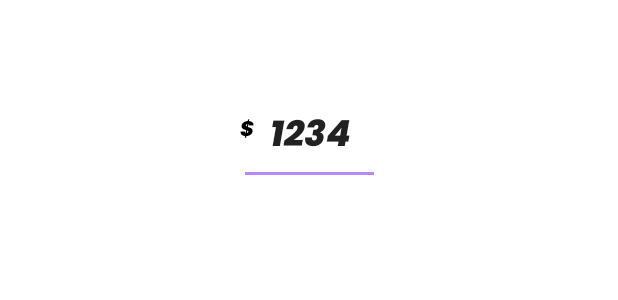
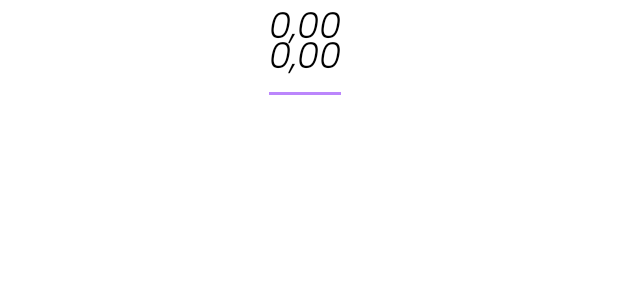
Before and after one commit to LisandroDiMeo/AndroidComponents, an Android app: the layout currency_input_double.xml on its own in the app's theme, with its tools: preview values and no code run, on a phone screen of 412 x 824 dp. Shown: the top 300 px of the screen. Run offline under Robolectric (Android 15) with nearby library versions, the phone set to English and light mode, and no system bars.

```diff
--- a/app/src/main/res/layout/currency_input_double.xml
+++ b/app/src/main/res/layout/currency_input_double.xml
@@ -2,39 +2,38 @@
 <androidx.constraintlayout.widget.ConstraintLayout xmlns:android="http://schemas.android.com/apk/res/android"
     android:layout_width="match_parent"
     android:layout_height="match_parent"
-    xmlns:app="http://schemas.android.com/apk/res-auto">
-    <TextView
-        android:id="@+id/symbol"
-        android:layout_width="wrap_content"
-        android:layout_height="wrap_content"
-        android:textColor="@color/black"
-        android:layout_marginEnd="5dp"
-        android:translationX="5dp"
-        android:layout_marginBottom="10dp"
-        android:text="$"
-        android:textSize="14sp"
-        android:fontFamily="@font/poppins_extrabolditalic"
-        app:layout_constraintStart_toStartOf="@id/primaryValue"
-        app:layout_constraintTop_toTopOf="@id/primaryValue"
-        app:layout_constraintBottom_toBottomOf="@id/primaryValue"
-        app:layout_constraintEnd_toStartOf="@id/primaryValue"
-        />
+    xmlns:app="http://schemas.android.com/apk/res-auto"
+    xmlns:tools="http://schemas.android.com/tools">
     <EditText
-        android:layout_marginTop="60dp"
         android:id="@+id/primaryValue"
         android:layout_width="wrap_content"
         android:layout_height="wrap_content"
-        android:layout_marginHorizontal="60dp"
-        android:paddingHorizontal="20dp"
         android:textAlignment="center"
         android:textSize="24sp"
+        android:textColor="#000000"
         android:backgroundTint="@color/purple_200"
-        android:fontFamily="@font/poppins_extrabolditalic"
+        android:fontFamily="@font/poppins_lightitalic"
+        app:layout_constraintStart_toStartOf="@id/textContainer"
+        app:layout_constraintEnd_toEndOf="@id/textContainer"
+        app:layout_constraintTop_toTopOf="parent"
+        android:layout_marginTop="-10dp"
+        android:translationY="20dp"
+        android:inputType="numberDecimal"
+        tools:text="0,00"
+        />
+    <TextView
+        android:id="@+id/textContainer"
+        android:fontFamily="@font/poppins_lightitalic"
+        android:textColor="@color/black"
+        android:layout_marginEnd="5dp"
+        android:layout_marginBottom="10dp"
+        android:textSize="24sp"
+        android:layout_width="wrap_content"
+        android:layout_height="wrap_content"
         app:layout_constraintStart_toStartOf="parent"
         app:layout_constraintEnd_toEndOf="parent"
         app:layout_constraintTop_toTopOf="parent"
-        android:text="1234"
-        android:inputType="numberDecimal"
+        tools:text="0,00"
         />
 
 </androidx.constraintlayout.widget.ConstraintLayout>
```
Also changed, not shown: app/src/main/java/com/example/inputtypes/input/currency/CurrencyInputDouble.kt (+21 -1 lines), app/src/main/res/layout/activity_main.xml (+0 -15 lines).
